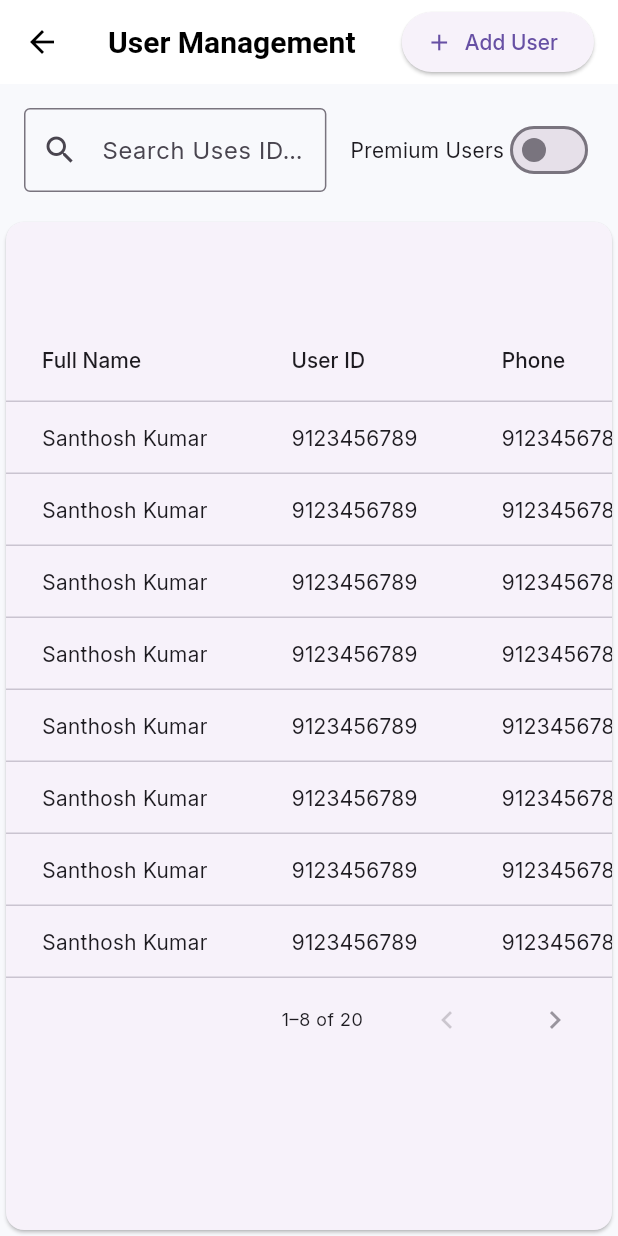
After one commit to supportta-projects/taproot_admin, a Flutter app: the UserManagementScreen screen opened directly, on a phone screen of 412 x 824 dp. The commit adds this screen. Run offline on Flutter 3.47's test engine with Material 3 defaults, Android fonts, the phone set to English and light mode, and no system bars; our stand-ins replace auto_size_text, cached_network_image, dio, dotted_border, easy_sidemenu, file_picker and 9 more; accounts and stored records are empty.

Commit message:
Add UserManagementScreen and User model with user management functionality

```diff
--- /dev/null
+++ b/lib/features/users_screen/model/user_data_model.dart
@@ -0,0 +1,19 @@
+class User {
+  final String fullName;
+  final String userId;
+  final String phone;
+  final String whatsapp;
+  final String email;
+  final String website;
+  final bool isPremium;
+
+  User({
+    required this.fullName,
+    required this.userId,
+    required this.phone,
+    required this.whatsapp,
+    required this.email,
+    required this.website,
+    required this.isPremium,
+  });
+}
--- /dev/null
+++ b/lib/features/users_screen/user_management_screen.dart
@@ -0,0 +1,149 @@
+import 'package:flutter/material.dart';
+
+import 'model/user_data_model.dart';
+
+
+class UserManagementScreen extends StatefulWidget {
+const UserManagementScreen({super.key});
+
+
+static const path = '/userManagementScreen';
+  @override
+  State<UserManagementScreen> createState() => _UserManagementScreenState();
+}
+
+class _UserManagementScreenState extends State<UserManagementScreen> {
+  List<User> users = List.generate(
+    20,
+    (index) => User(
+      fullName: 'Santhosh Kumar',
+      userId: '9123456789',
+      phone: '9123456789',
+      whatsapp: '9123456789',
+      email: 'harshvardhan@gmail.com',
+      website: 'supportasolutions.com',
+      isPremium: index % 2 == 0,
+    ),
+  );
+
+  String searchQuery = '';
+  bool showOnlyPremium = false;
+
+  List<User> get filteredUsers {
+    return users.where((user) {
+      final matchSearch = user.fullName.toLowerCase().contains(
+        searchQuery.toLowerCase(),
+      );
+      final matchPremium = showOnlyPremium ? user.isPremium : true;
+      return matchSearch && matchPremium;
+    }).toList();
+  }
+
+  @override
+  Widget build(BuildContext context) {
+    final rowsPerPage = 8;
+
+    return Scaffold(
+      appBar: AppBar(
+        title: const Text('User Management'),
+        actions: [
+          ElevatedButton.icon(
+            icon: const Icon(Icons.add),
+            onPressed: () {
+              // Add User Logic
+            },
+            label: const Text('Add User'),
+          ),
+          const SizedBox(width: 16),
+        ],
+      ),
+      body: Column(
+        children: [
+          Padding(
+            padding: const EdgeInsets.all(16.0),
+            child: Row(
+              children: [
+                Expanded(
+                  child: TextField(
+                    decoration: const InputDecoration(
+                      prefixIcon: Icon(Icons.search),
+                      hintText: 'Search Uses ID, Name, Number',
+                    ),
+                    onChanged: (val) {
+                      setState(() {
+                        searchQuery = val;
+                      });
+                    },
+                  ),
+                ),
+                const SizedBox(width: 16),
+                const Text("Premium Users"),
+                Switch(
+                  value: showOnlyPremium,
+                  onChanged: (val) {
+                    setState(() {
+                      showOnlyPremium = val;
+                    });
+                  },
+                ),
+              ],
+            ),
+          ),
+          Expanded(
+            child: PaginatedDataTable(
+              header: const Text(''),
+              rowsPerPage: rowsPerPage,
+              availableRowsPerPage: const [8],
+              columns: const [
+                DataColumn(label: Text('Full Name')),
+                DataColumn(label: Text('User ID')),
+                DataColumn(label: Text('Phone')),
+                DataColumn(label: Text('WhatsApp')),
+                DataColumn(label: Text('Email')),
+                DataColumn(label: Text('Website Link')),
+                DataColumn(label: Text('Premium')),
+              ],
+              source: UserDataTableSource(filteredUsers),
+            ),
+          ),
+        ],
+      ),
+    );
+  }
+}
+
+class UserDataTableSource extends DataTableSource {
+  final List<User> users;
+
+  UserDataTableSource(this.users);
+
+  @override
+  DataRow getRow(int index) {
+    final user = users[index];
+    return DataRow(
+      cells: [
+        DataCell(Text(user.fullName)),
+        DataCell(Text(user.userId)),
+        DataCell(Text(user.phone)),
+        DataCell(Text(user.whatsapp)),
+        DataCell(Text(user.email)),
+        DataCell(Text(user.website)),
+        DataCell(
+          Switch(
+            value: user.isPremium,
+            onChanged: null, // disabled toggle
+          ),
+        ),
+      ],
+    );
+  }
+
+  @override
+  bool get isRowCountApproximate => false;
+
+  @override
+  int get rowCount => users.length;
+
+  @override
+  int get selectedRowCount => 0;
+}
--- a/lib/routes/app_routes.dart
+++ b/lib/routes/app_routes.dart
@@ -1,5 +1,6 @@
 import '../features/side_nav_screen/view/side_drawer_nav_screen.dart';
 import '../features/side_nav_screen/view/side_nav_screen.dart';
+import '../features/users_screen/user_management_screen.dart';
 import '/features/auth_screen/view/auth_screen.dart';
 
 import '/features/landing_screen/landing_page.dart';
@@ -14,6 +15,8 @@ class AppRoutes {
     logInfo(uri);
 
     switch (uri.path) {
+      case UserManagementScreen.path:
+        return pageRoute(settings, const UserManagementScreen());
       case SideDrawerNavScreen.path:
         return pageRoute(settings, const SideDrawerNavScreen());
       case SideNavScreen.path:
```
